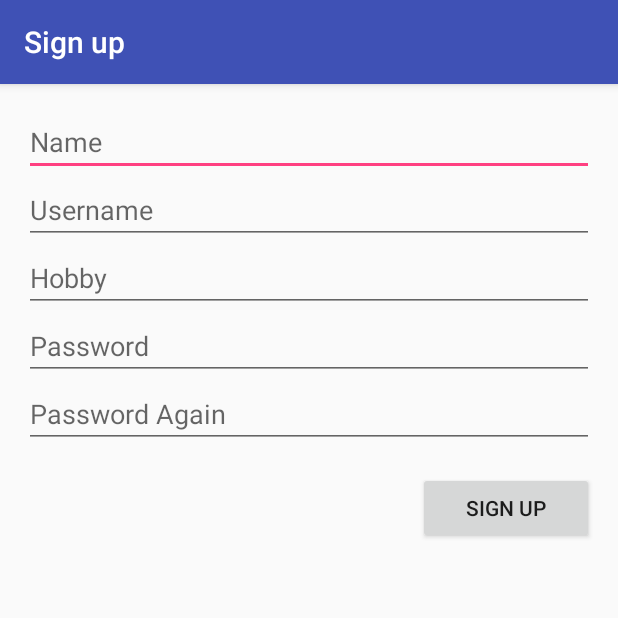
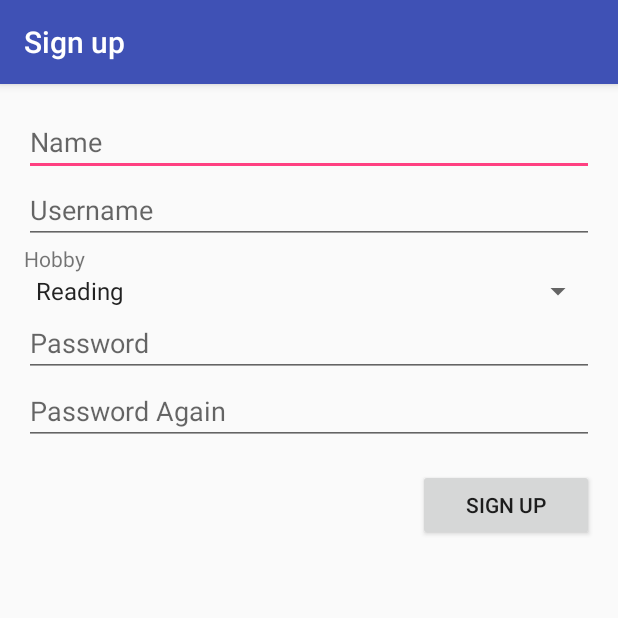
Before and after one commit to madalinachis/WiFiChat, an Android app: the screen it shows after launch (SignUpActivity), after a tap on "Sign up", on a phone screen of 412 x 824 dp, the top half of it. Run offline under Robolectric (Android 15) with nearby library versions, the phone set to English and light mode, and no system bars; our stand-ins replace ButterKnife.

Commit message:
Code review

```diff
--- a/app/src/main/java/com/example/madalina/wifigroupchat/fragments/SignUpFragment.java
+++ b/app/src/main/java/com/example/madalina/wifigroupchat/fragments/SignUpFragment.java
@@ -8,11 +8,15 @@ import android.os.Bundle;
 import android.view.LayoutInflater;
 import android.view.View;
 import android.view.ViewGroup;
+import android.widget.AdapterView;
+import android.widget.ArrayAdapter;
 import android.widget.Button;
 import android.widget.EditText;
+import android.widget.Spinner;
 import android.widget.Toast;
 
 import butterknife.ButterKnife;
+
 import com.example.madalina.wifigroupchat.R;
 import com.example.madalina.wifigroupchat.activities.LoginActivity;
 import com.example.madalina.wifigroupchat.dependencies.Injector;
@@ -20,6 +24,7 @@ import com.example.madalina.wifigroupchat.model.User;
 import com.example.madalina.wifigroupchat.network.ErrorHandler;
 import com.example.madalina.wifigroupchat.network.UserApis;
 import com.example.madalina.wifigroupchat.utils.GetGpsLocation;
+
 import retrofit2.Call;
 import retrofit2.Callback;
 import retrofit2.Response;
@@ -32,11 +37,13 @@ public class SignUpFragment extends BaseFragment {
     private EditText passwordEditText;
     private EditText passwordAgainEditText;
     private EditText nameEditText;
-    private EditText hobbyEditText;
+    private Spinner hobbySpinner;
+
     UserApis userApis;
     GetGpsLocation gpsLocation;
     double latitude;
     double longitude;
+    String hobby;
 
     @Override
     public View onCreateView(LayoutInflater inflater, ViewGroup container, Bundle savedInstanceState) {
@@ -52,10 +59,11 @@ public class SignUpFragment extends BaseFragment {
         super.onViewCreated(view, savedInstanceState);
         usernameEditText = (EditText) view.findViewById(R.id.username_edit_text);
         nameEditText = (EditText) view.findViewById(R.id.name_edit_text);
-        hobbyEditText = (EditText) view.findViewById(R.id.hobby_edit_text);
+        hobbySpinner = (Spinner) view.findViewById(R.id.hobby_edit_text);
         passwordEditText = (EditText) view.findViewById(R.id.password_edit_text);
         passwordAgainEditText = (EditText) view.findViewById(R.id.password_again_edit_text);
         Button mActionButton = (Button) view.findViewById(R.id.action_button);
+        initializeReasonsNotDoneSpinner();
         mActionButton.setOnClickListener(new View.OnClickListener() {
             public void onClick(View view) {
                 signup();
@@ -95,7 +103,6 @@ public class SignUpFragment extends BaseFragment {
             return;
         }
 
-
         WifiManager wifiManager = (WifiManager) getActivity().getSystemService(Context.WIFI_SERVICE);
         WifiInfo wInfo = wifiManager.getConnectionInfo();
         String macAddress = wInfo.getMacAddress();
@@ -109,7 +116,7 @@ public class SignUpFragment extends BaseFragment {
         }
 
         User user = User.create()
-                .hobby(hobbyEditText.getText().toString())
+                .hobby(hobby)
                 .latitude(latitude)
                 .longitude(longitude)
                 .mac(macAddress)
@@ -135,4 +142,24 @@ public class SignUpFragment extends BaseFragment {
             }
         });
     }
+
+    private void initializeReasonsNotDoneSpinner() {
+        ArrayAdapter<CharSequence> reasonNotDoneAdapter = ArrayAdapter.createFromResource(getActivity(),
+                R.array.hobbies, android.R.layout.simple_spinner_item);
+        reasonNotDoneAdapter.setDropDownViewResource(android.R.layout.simple_spinner_dropdown_item);
+        hobbySpinner.setAdapter(reasonNotDoneAdapter);
+        hobbySpinner.setOnItemSelectedListener(new ReasonNotDoneItemSelector());
+    }
+
+    private class ReasonNotDoneItemSelector implements AdapterView.OnItemSelectedListener {
+        @Override
+        public void onItemSelected(AdapterView<?> parent, View view, int position, long id) {
+            hobby = hobbySpinner.getSelectedItem().toString();
+        }
+
+        @Override
+        public void onNothingSelected(AdapterView<?> parent) {
+        }
+    }
+
 }
--- a/app/src/main/java/com/example/madalina/wifigroupchat/transferfile/DeviceListFragment.java
+++ b/app/src/main/java/com/example/madalina/wifigroupchat/transferfile/DeviceListFragment.java
@@ -148,9 +148,6 @@ public class DeviceListFragment extends ListFragment implements PeerListListener
         ((WiFiPeerListAdapter) getListAdapter()).notifyDataSetChanged();
     }
 
-    /**
-     *
-     */
     public void onInitiateDiscovery() {
         if (progressDialog != null && progressDialog.isShowing()) {
             progressDialog.dismiss();
--- a/app/src/main/res/layout/fragment_signup.xml
+++ b/app/src/main/res/layout/fragment_signup.xml
@@ -25,13 +25,18 @@
             android:maxLines="1"
             android:singleLine="true" />
 
-        <EditText
+        <TextView
+            android:id="@+id/hobby_text"
+            android:layout_width="match_parent"
+            android:layout_height="wrap_content"
+            android:text="Hobby"
+            android:maxLines="1"
+            android:singleLine="true" />
+
+        <Spinner
             android:id="@+id/hobby_edit_text"
             android:layout_width="match_parent"
-            android:layout_height="wrap_content"
-            android:hint="@string/prompt_hobby"
-            android:maxLines="1"
-            android:singleLine="true" />
+            android:layout_height="wrap_content" />
 
         <EditText
             android:id="@+id/password_edit_text"
--- a/app/src/main/res/values/strings.xml
+++ b/app/src/main/res/values/strings.xml
@@ -84,7 +84,7 @@
     <string name="connect_peer_button">Connect</string>
     <string name="disconnect_peer_button">Disconnect</string>
     <string name="get_file_button">Launch Gallery</string>
-    <string name="empty"/>
+    <string name="empty" />
     <string name="yes">yes</string>
     <string name="no">no</string>
     <string name="client_text">This device will act as a client. Click on Gallery button to pick a local(stored) file</string>
@@ -100,15 +100,11 @@
 
     <string-array name="hobbies">
         <item>Reading</item>
-        <item>Cooking</item>
-        <item>Dancing</item>
         <item>Cycling</item>
         <item>Fishing</item>
         <item>Traveling</item>
         <item>Shopping</item>
-        <item>Painting</item>
         <item>Running</item>
-        <item>dudu</item>
     </string-array>
 
     <string name="pref_hobbies_label">Hobbies</string>
```
Also changed, not shown: app/build.gradle (+4 -4 lines), app/src/main/AndroidManifest.xml (+3 -5 lines), app/src/main/java/com/example/madalina/wifigroupchat/AsyncTasks/ReceiveMessageClient.java (+3 -5 lines), app/src/main/java/com/example/madalina/wifigroupchat/AsyncTasks/SendMessageClient.java (+3 -6 lines), app/src/main/java/com/example/madalina/wifigroupchat/AsyncTasks/SendMessageServer.java (+8 -12 lines), app/src/main/java/com/example/madalina/wifigroupchat/activities/ChatActivity.java (+4 -3 lines), app/src/main/java/com/example/madalina/wifigroupchat/activities/MainActivity.java (+49 -22 lines), app/src/main/java/com/example/madalina/wifigroupchat/activities/MapActivity.java (+3 -7 lines), app/src/main/java/com/example/madalina/wifigroupchat/activities/SettingsActivity.java (+16 -27 lines), app/src/main/java/com/example/madalina/wifigroupchat/fragments/LoginFragment.java (+3 -8 lines), app/src/main/java/com/example/madalina/wifigroupchat/fragments/SettingsFragment.java (added, +44 -0 lines), app/src/main/res/menu/action_items.xml (+14 -19 lines), app/src/main/res/menu/chat.xml (+5 -5 lines), app/src/main/res/values/colors.xml (line endings or trailing spaces).
